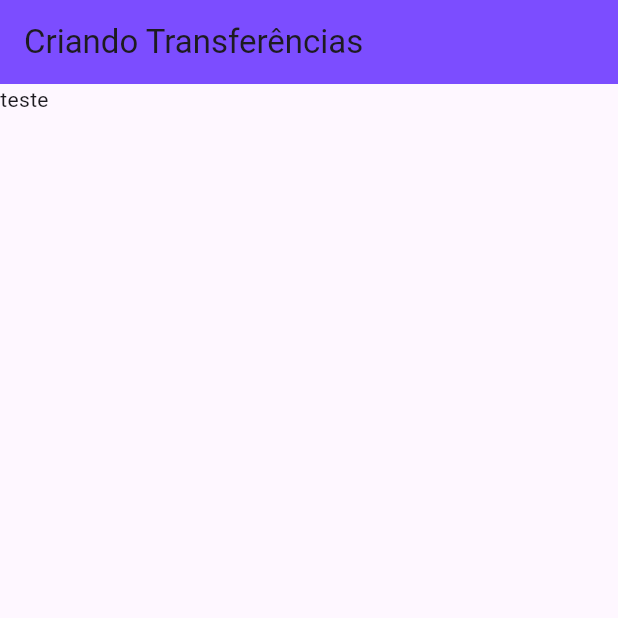
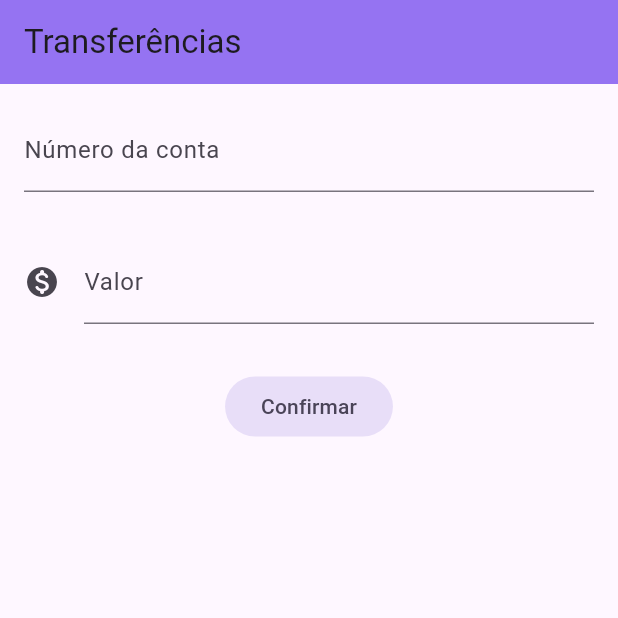
Before and after one commit to fernandojonathan/Curso_flutter_alura, a Flutter app: the screen it shows after launch, on a phone screen of 412 x 824 dp, the top half of it. Run offline on Flutter 3.47's test engine with Material 3 defaults, Android fonts, the light colour scheme and no system bars.

Commit message:
montando o layout do formulário

```diff
--- a/curso_alura/lib/main.dart
+++ b/curso_alura/lib/main.dart
@@ -14,10 +14,36 @@ class FormularioTransferencia extends StatelessWidget {
   Widget build(BuildContext context) {
     return Scaffold(
       appBar: AppBar(
-        title: Text('Criando Transferências'),
-        backgroundColor: Colors.deepPurpleAccent,
+        title: Text('Transferências'),
+        backgroundColor: const Color.fromARGB(255, 149, 115, 242),
       ),
-      body: Text('teste'),
+      body: Column(
+        children: <Widget>[
+          Padding(
+            padding: const EdgeInsets.all(16.0),
+            child: TextField(
+              style: TextStyle(fontSize: 16.0),
+              decoration: InputDecoration(
+                labelText: 'Número da conta',
+                hintText: '0000',
+              ),
+              keyboardType: TextInputType.number,
+            ),
+          ),
+          Padding(
+          padding: const EdgeInsets.all(16.0),
+          child: TextField(
+            decoration: InputDecoration(
+              icon: Icon(Icons.monetization_on_rounded),
+              labelText: 'Valor',
+              hintText: '0.000,00'
+            ),
+          ),
+          ),
+          const SizedBox(height: 15),
+          FilledButton.tonal(onPressed: () {}, child: const Text('Confirmar')),
+        ],
+      ),
     );
   }
 }
```
